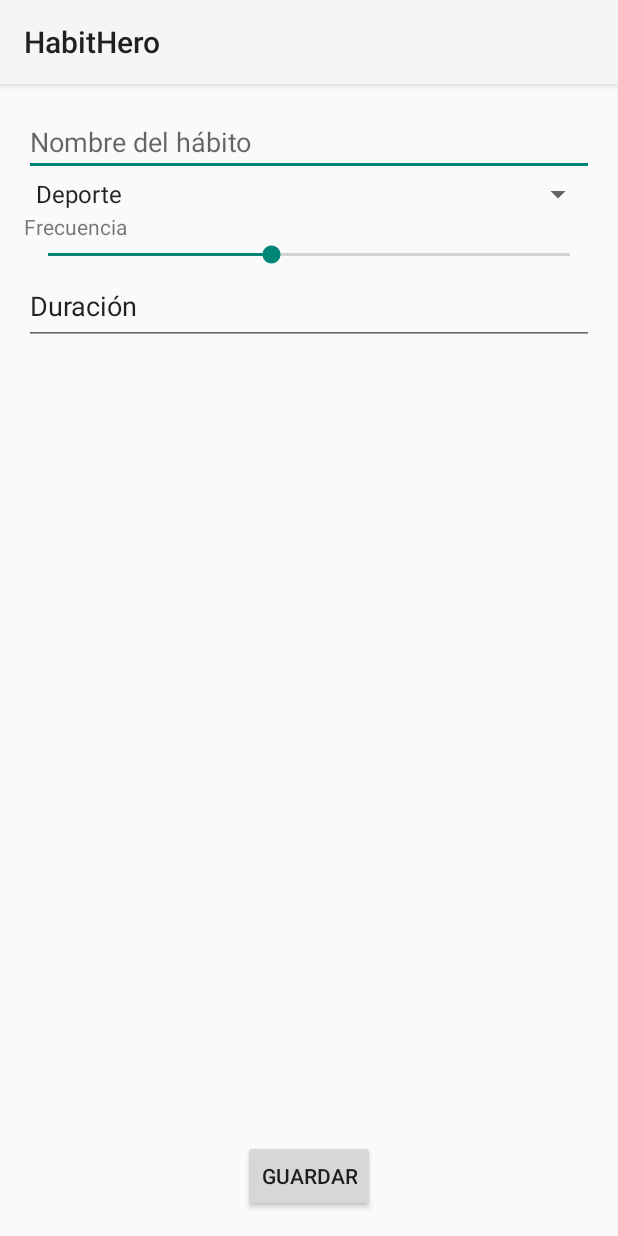
After one commit to AlejandroVialardSantana/HabitHero, an Android app: the fragment AddHabitFragment shown on its own in the app's theme, on a phone screen of 412 x 824 dp. The commit adds this screen. Run offline under Robolectric (Android 15) with nearby library versions, the phone set to English and light mode, and no system bars; our stand-ins replace Firebase (no records; nobody signed in at launch, a user with empty details on screens opened directly).

Commit message:
FEAT: Añadido de habitos y visualización en pantalla Home
Se ha creado la funcionalidad de añadir hábito (falta mejorarla), y se visualiza una card en la pantalla.

```diff
--- a/app/build.gradle.kts
+++ b/app/build.gradle.kts
@@ -41,6 +41,7 @@ android {
 }
 
 dependencies {
+    implementation("androidx.cardview:cardview:1.0.0")
     implementation("androidx.navigation:navigation-fragment-ktx:2.7.7")
     implementation("androidx.navigation:navigation-ui-ktx:2.7.7")
     implementation(platform("com.google.firebase:firebase-bom:32.8.0"))
--- a/app/src/main/java/com/avs/habithero/ui/activities/LoginActivity.kt
+++ b/app/src/main/java/com/avs/habithero/ui/activities/LoginActivity.kt
@@ -18,6 +18,7 @@ class LoginActivity : BaseActivity() {
         binding = ActivityLoginBinding.inflate(layoutInflater)
         setContentView(binding.root)
 
+        // TODO: Inyectar repositorio mediante un factory
         val authRepository = AuthRepository()
         authViewModel = AuthViewModel(authRepository)
 
--- /dev/null
+++ b/app/src/main/java/com/avs/habithero/ui/fragments/AddHabitFragment.kt
@@ -0,0 +1,59 @@
+package com.avs.habithero.ui.fragments
+
+import android.R
+import android.os.Bundle
+import android.view.LayoutInflater
+import android.view.View
+import android.view.ViewGroup
+import android.widget.ArrayAdapter
+import androidx.fragment.app.Fragment
+import androidx.navigation.fragment.findNavController
+import com.avs.habithero.databinding.FragmentAddHabitBinding
+import com.avs.habithero.model.Habit
+import com.avs.habithero.repository.HabitRepository
+import com.avs.habithero.viewmodel.HomeViewModel
+
+class AddHabitFragment: Fragment() {
+
+    private var _binding: FragmentAddHabitBinding? = null
+    private val binding get() = _binding!!
+    private lateinit var viewModel: HomeViewModel
+
+    override fun onCreateView(inflater: LayoutInflater, container: ViewGroup?, savedInstanceState: Bundle?): View? {
+        _binding = FragmentAddHabitBinding.inflate(inflater, container, false)
+        viewModel = HomeViewModel(HabitRepository())
+        return binding.root
+    }
+
+    override fun onViewCreated(view: View, savedInstanceState: Bundle?) {
+        super.onViewCreated(view, savedInstanceState)
+
+        initializeTypesSpinner()
+
+        binding.buttonSaveHabit.setOnClickListener {
+            saveHabit()
+        }
+    }
+
+    private fun initializeTypesSpinner() {
+        val types = resources.getStringArray(com.avs.habithero.R.array.habit_types)
+        val adapter = ArrayAdapter(requireContext(), R.layout.simple_spinner_item, types)
+        adapter.setDropDownViewResource(R.layout.simple_spinner_dropdown_item)
+        binding.spinnerHabitType.adapter = adapter
+    }
+
+    private fun saveHabit() {
+        val title = binding.editTextHabitTitle.text.toString()
+        val type = binding.spinnerHabitType.selectedItem.toString()
+        val frequency = binding.seekBarFrequency.progress.toString()
+        val duration = binding.textViewDurationLabel.text.toString().toInt()
+        val habit = Habit(null, title, type, frequency.toInt(), duration, false)
+        viewModel.addHabit(habit)
+        findNavController().popBackStack()
+    }
+
+    override fun onDestroyView() {
+        super.onDestroyView()
+        _binding = null
+    }
+}
--- a/app/src/main/java/com/avs/habithero/viewmodel/HomeViewModel.kt
+++ b/app/src/main/java/com/avs/habithero/viewmodel/HomeViewModel.kt
@@ -1,6 +1,15 @@
 package com.avs.habithero.viewmodel
 
+import androidx.lifecycle.LiveData
 import androidx.lifecycle.ViewModel
+import com.avs.habithero.model.Habit
+import com.avs.habithero.repository.HabitRepository
 
-class HomeViewModel: ViewModel() {
+class HomeViewModel(private val habitRepository: HabitRepository) : ViewModel() {
+
+    val habits: LiveData<List<Habit>> = habitRepository.getHabits()
+
+    fun addHabit(habit: Habit) {
+        habitRepository.addHabit(habit)
+    }
 }
--- /dev/null
+++ b/app/src/main/res/layout/fragment_add_habit.xml
@@ -0,0 +1,66 @@
+<?xml version="1.0" encoding="utf-8"?>
+<androidx.constraintlayout.widget.ConstraintLayout xmlns:android="http://schemas.android.com/apk/res/android"
+    xmlns:app="http://schemas.android.com/apk/res-auto"
+    xmlns:tools="http://schemas.android.com/tools"
+    android:layout_width="match_parent"
+    android:layout_height="match_parent"
+    android:padding="16dp">
+
+    <EditText
+        android:id="@+id/editTextHabitTitle"
+        android:layout_width="0dp"
+        android:layout_height="wrap_content"
+        android:hint="@string/hint_habit_name"
+        android:inputType="textCapWords"
+        app:layout_constraintTop_toTopOf="parent"
+        app:layout_constraintStart_toStartOf="parent"
+        app:layout_constraintEnd_toEndOf="parent"/>
+
+    <Spinner
+        android:id="@+id/spinnerHabitType"
+        android:layout_width="0dp"
+        android:layout_height="wrap_content"
+        app:layout_constraintTop_toBottomOf="@id/editTextHabitTitle"
+        app:layout_constraintStart_toStartOf="parent"
+        app:layout_constraintEnd_toEndOf="parent"/>
+
+    <TextView
+        android:id="@+id/textViewFrequencyLabel"
+        android:layout_width="wrap_content"
+        android:layout_height="wrap_content"
+        android:text="@string/label_frequency"
+        app:layout_constraintTop_toBottomOf="@id/spinnerHabitType"
+        app:layout_constraintStart_toStartOf="parent"/>
+
+    <SeekBar
+        android:id="@+id/seekBarFrequency"
+        android:layout_width="0dp"
+        android:layout_height="wrap_content"
+        android:max="7"
+        android:progress="3"
+        app:layout_constraintTop_toBottomOf="@id/textViewFrequencyLabel"
+        app:layout_constraintStart_toStartOf="parent"
+        app:layout_constraintEnd_toEndOf="parent"/>
+
+    <EditText
+        android:id="@+id/textViewDurationLabel"
+        android:layout_width="380dp"
+        android:layout_height="51dp"
+        android:text="@string/duration"
+        app:layout_constraintBottom_toBottomOf="parent"
+        app:layout_constraintEnd_toEndOf="parent"
+        app:layout_constraintHorizontal_bias="0.0"
+        app:layout_constraintStart_toStartOf="parent"
+        app:layout_constraintTop_toBottomOf="@id/seekBarFrequency"
+        app:layout_constraintVertical_bias="0.0" />
+
+    <Button
+        android:id="@+id/buttonSaveHabit"
+        android:layout_width="wrap_content"
+        android:layout_height="wrap_content"
+        android:text="@string/save"
+        app:layout_constraintBottom_toBottomOf="parent"
+        app:layout_constraintEnd_toEndOf="parent"
+        app:layout_constraintStart_toStartOf="parent"/>
+
+</androidx.constraintlayout.widget.ConstraintLayout>
--- a/app/src/main/res/values/arrays.xml
+++ b/app/src/main/res/values/arrays.xml
@@ -8,4 +8,11 @@
         <item>es</item>
         <item>en</item>
     </string-array>
+
+    <string-array name="habit_types">
+        <item>Deporte</item>
+        <item>Estudio</item>
+        <item>Lectura</item>
+        <item>Otro</item>
+    </string-array>
 </resources>
--- a/app/src/main/res/values/strings.xml
+++ b/app/src/main/res/values/strings.xml
@@ -35,4 +35,11 @@
     <!-- Language Dialog -->
     <string name="select_language">Selecciona idioma</string>
 
+    <!-- Add Habit Fragment -->
+    <string name="hint_habit_name">Nombre del hábito</string>
+    <string name="hint_habit_description">Descripción del hábito</string>
+    <string name="label_frequency">Frecuencia</string>
+    <string name="duration">Duración</string>
+    <string name="save">Guardar</string>
+
 </resources>
```
Also changed, not shown: app/src/main/java/com/avs/habithero/adapters/HabitAdapter.kt (added, +39 -0 lines), app/src/main/java/com/avs/habithero/model/Habit.kt (+6 -5 lines), app/src/main/java/com/avs/habithero/repository/HabitRepository.kt (+24 -0 lines), app/src/main/java/com/avs/habithero/ui/fragments/HomeFragment.kt (+37 -0 lines), app/src/main/res/layout/fragment_home.xml (+12 -1 lines), app/src/main/res/layout/item_habit.xml (added, +37 -0 lines), app/src/main/res/navigation/nav_graph.xml (+11 -1 lines), 4 other files.
